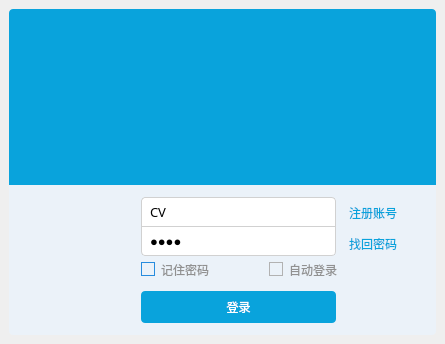
First picture: the form in CV_Client/src/ui/loginform.ui, repository ZhangShurong/Qt_IM, before the edit.
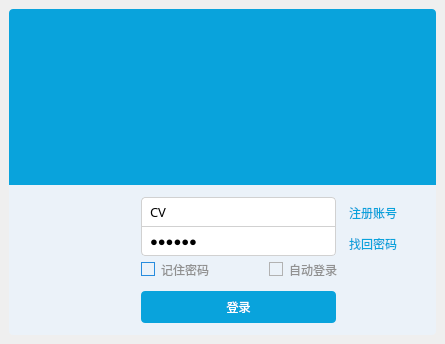
Second picture: the form after the edit. Icons and pictures are not drawn. Custom widgets are drawn as their Qt base class.

Patch:
```diff
--- a/CV_Client/src/ui/loginform.ui
+++ b/CV_Client/src/ui/loginform.ui
@@ -286,7 +286,7 @@
           </font>
          </property>
          <property name="text">
-          <string>1314</string>
+          <string>vergil</string>
          </property>
          <property name="echoMode">
           <enum>QLineEdit::Password</enum>
```
